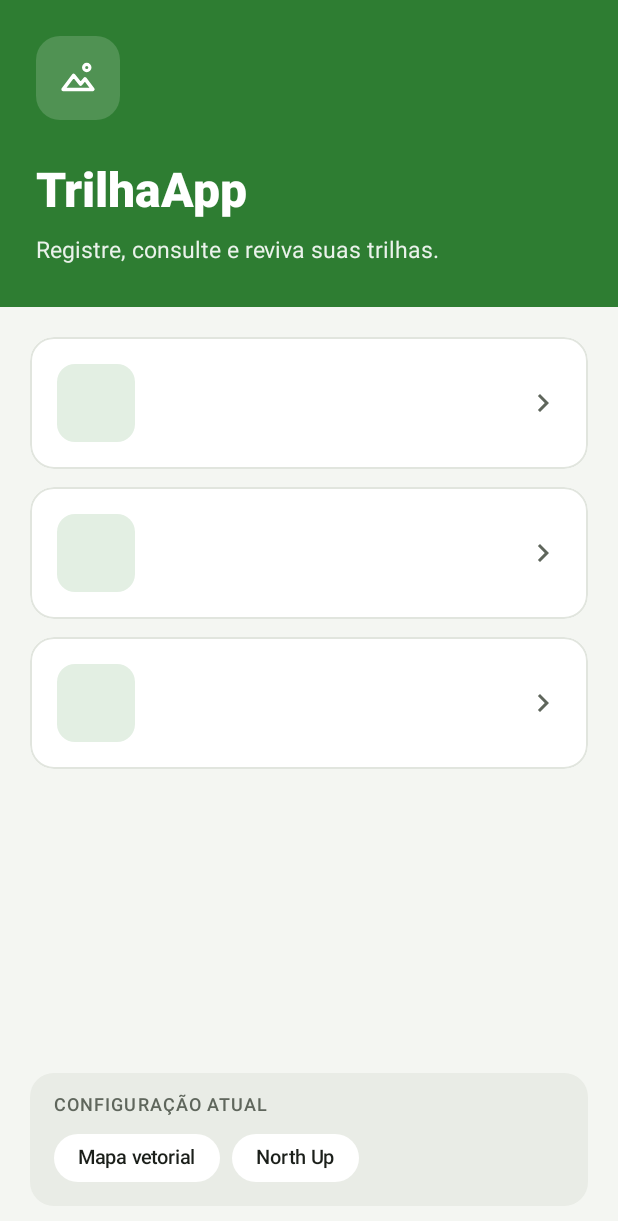
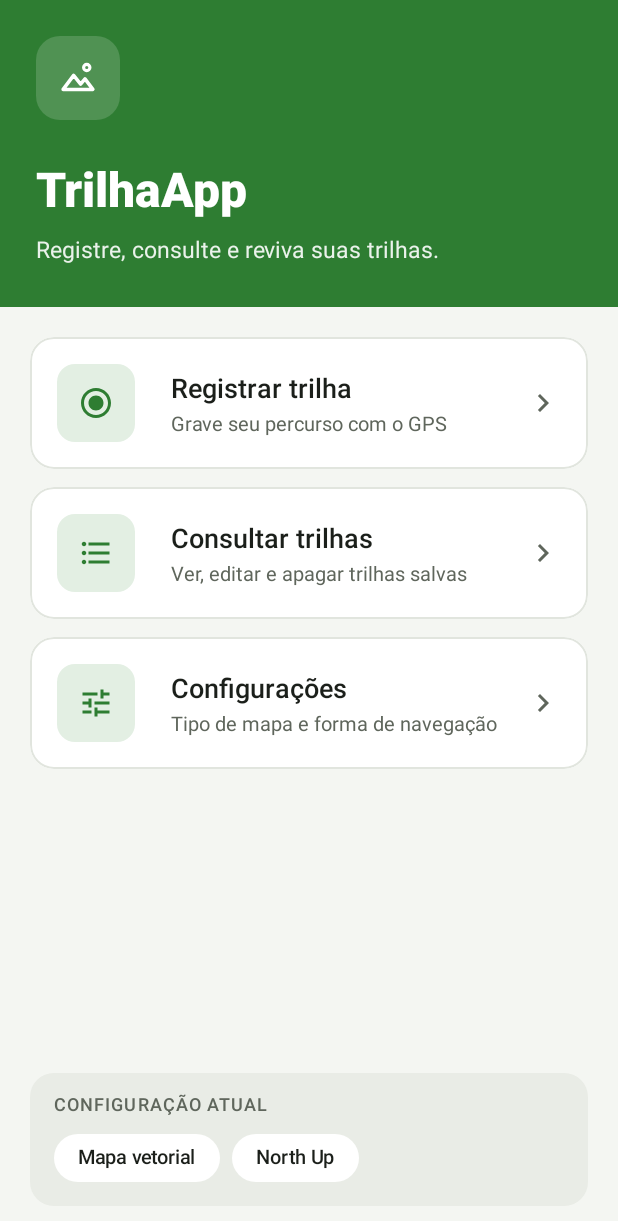
Before and after one commit to ReynanFC/Sistema-Gerenciador-de-Trilha---Mobile, an Android app: the screen it shows after launch (MainActivity), on a phone screen of 412 x 824 dp. Shown: the top 1221 px of the screen. Run offline under Robolectric (Android 15) with nearby library versions, the phone set to English and light mode, and no system bars.

Commit message:
feat: main menu navigation and edge-to-edge header (#6)
- Fill the three included menu cards (icon, title, subtitle) with a helper
  typed with @IdRes/@DrawableRes/@StringRes
- Open Record, Trail list and Settings screens with explicit intents
- Draw the green header behind the status bar; apply bottom/side insets to root
- Javadoc on the main screen methods

Refs #6

```diff
--- a/app/src/main/java/com/reynanfc/sistema_gerenciador_trilha/activities/MainActivity.java
+++ b/app/src/main/java/com/reynanfc/sistema_gerenciador_trilha/activities/MainActivity.java
@@ -1,8 +1,16 @@
 package com.reynanfc.sistema_gerenciador_trilha.activities;
 
+import android.app.Activity;
+import android.content.Intent;
 import android.os.Bundle;
+import android.view.View;
+import android.widget.ImageView;
+import android.widget.TextView;
 
 import androidx.activity.EdgeToEdge;
+import androidx.annotation.DrawableRes;
+import androidx.annotation.IdRes;
+import androidx.annotation.StringRes;
 import androidx.appcompat.app.AppCompatActivity;
 import androidx.core.graphics.Insets;
 import androidx.core.view.ViewCompat;
@@ -10,6 +18,9 @@ import androidx.core.view.WindowInsetsCompat;
 
 import com.reynanfc.sistema_gerenciador_trilha.R;
 
+/**
+ * Main screen: menu that opens the other screens and shows the current settings.
+ */
 public class MainActivity extends AppCompatActivity {
 
     @Override
@@ -17,10 +28,109 @@ public class MainActivity extends AppCompatActivity {
         super.onCreate(savedInstanceState);
         EdgeToEdge.enable(this);
         setContentView(R.layout.activity_main);
-        ViewCompat.setOnApplyWindowInsetsListener(findViewById(R.id.main), (v, insets) -> {
+
+        setupWindowInsets();
+        setupMenuCards();
+    }
+
+    /**
+     * The app draws behind the system bars (edge-to-edge), so the green header gets the
+     * status bar height as extra top padding and the root gets the navigation bar space.
+     * The initial paddings are saved first so the insets are not added twice when the
+     * listener runs again (e.g. on rotation).
+     */
+    private void setupWindowInsets() {
+        View rootLayout = findViewById(R.id.main);
+        View header = findViewById(R.id.header);
+
+        int initialHeaderLeft = header.getPaddingLeft();
+        int initialHeaderTop = header.getPaddingTop();
+        int initialHeaderRight = header.getPaddingRight();
+        int initialHeaderBottom = header.getPaddingBottom();
+
+        int initialRootLeft = rootLayout.getPaddingLeft();
+        int initialRootTop = rootLayout.getPaddingTop();
+        int initialRootRight = rootLayout.getPaddingRight();
+        int initialRootBottom = rootLayout.getPaddingBottom();
+
+        ViewCompat.setOnApplyWindowInsetsListener(rootLayout, (v, insets) -> {
             Insets systemBars = insets.getInsets(WindowInsetsCompat.Type.systemBars());
-            v.setPadding(systemBars.left, systemBars.top, systemBars.right, systemBars.bottom);
+
+            header.setPadding(
+                    initialHeaderLeft,
+                    initialHeaderTop + systemBars.top,
+                    initialHeaderRight,
+                    initialHeaderBottom
+            );
+
+            rootLayout.setPadding(
+                    initialRootLeft + systemBars.left,
+                    initialRootTop,
+                    initialRootRight + systemBars.right,
+                    initialRootBottom + systemBars.bottom
+            );
+
             return insets;
         });
     }
+
+    /**
+     * Fills the three menu cards (same included layout) and sets which screen each one opens.
+     */
+    private void setupMenuCards() {
+        setupCard(
+                R.id.card_record,
+                R.drawable.ic_record,
+                R.string.menu_record_title,
+                R.string.menu_record_subtitle,
+                RecordTrailActivity.class
+        );
+
+        setupCard(
+                R.id.card_trails,
+                R.drawable.ic_list,
+                R.string.menu_trails_title,
+                R.string.menu_trails_subtitle,
+                TrailListActivity.class
+        );
+
+        setupCard(
+                R.id.card_settings,
+                R.drawable.ic_settings,
+                R.string.menu_settings_title,
+                R.string.menu_settings_subtitle,
+                SettingsActivity.class
+        );
+    }
+
+    /**
+     * Binds one included menu card. The inner views are searched inside the card root
+     * because the three cards share the same inner ids.
+     *
+     * @param cardId              id given to the {@code <include>}
+     * @param iconResId           card icon
+     * @param titleResId          card title
+     * @param subtitleResId       card subtitle
+     * @param destinationActivity screen opened when the card is clicked
+     */
+    private void setupCard(@IdRes int cardId,
+                           @DrawableRes int iconResId,
+                           @StringRes int titleResId,
+                           @StringRes int subtitleResId,
+                           Class<? extends Activity> destinationActivity) {
+        View cardView = findViewById(cardId);
+
+        ImageView ivIcon = cardView.findViewById(R.id.menu_card_icon);
+        TextView tvTitle = cardView.findViewById(R.id.menu_card_title);
+        TextView tvSubtitle = cardView.findViewById(R.id.menu_card_subtitle);
+
+        ivIcon.setImageResource(iconResId);
+        tvTitle.setText(titleResId);
+        tvSubtitle.setText(subtitleResId);
+
+        cardView.setOnClickListener(v -> {
+            Intent intent = new Intent(this, destinationActivity);
+            startActivity(intent);
+        });
+    }
 }
```
